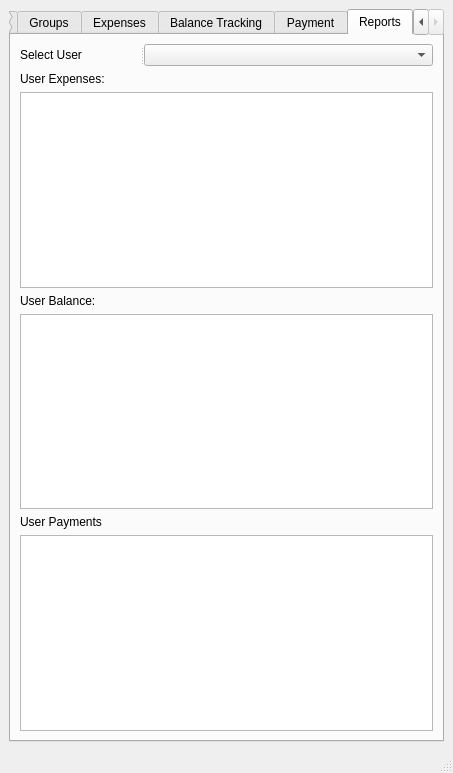
First picture: the form in split_smart/ui/ui_main.ui, repository kiryha/CIS566, before the edit.
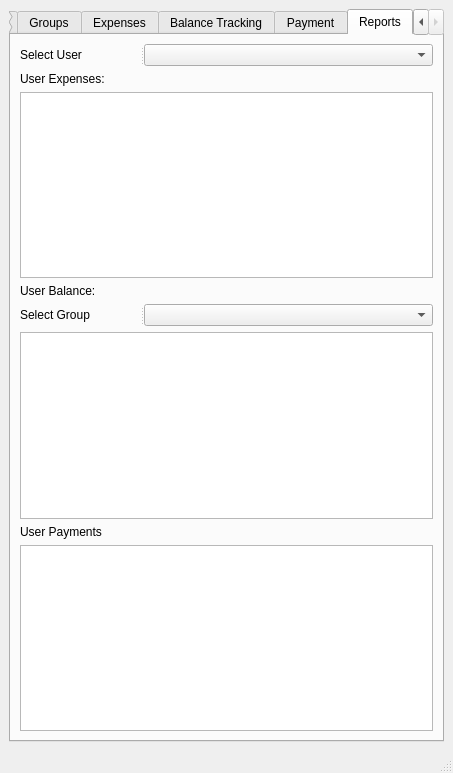
Second picture: the form after the edit. The open tabs and pages were chosen to show the change.

Commit message: report balance

Patch:
```diff
--- a/split_smart/ui/ui_main.ui
+++ b/split_smart/ui/ui_main.ui
@@ -671,6 +671,31 @@
           </property>
          </widget>
         </item>
+        <item>
+         <widget class="QSplitter" name="splitter_18">
+          <property name="orientation">
+           <enum>Qt::Horizontal</enum>
+          </property>
+          <widget class="QLabel" name="label_20">
+           <property name="minimumSize">
+            <size>
+             <width>120</width>
+             <height>0</height>
+            </size>
+           </property>
+           <property name="maximumSize">
+            <size>
+             <width>120</width>
+             <height>16777215</height>
+            </size>
+           </property>
+           <property name="text">
+            <string>Select Group</string>
+           </property>
+          </widget>
+          <widget class="QComboBox" name="comGroupsForReport"/>
+         </widget>
+        </item>
         <item>
          <widget class="QTableView" name="tabReportBalance"/>
         </item>
```
The commit also changes 2 other files.
